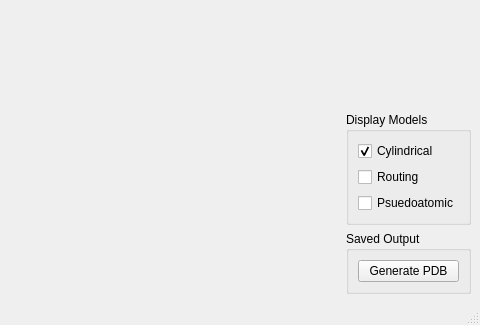
Above: ui/AthenaMainWindow.ui from lcbb/athena before the change; both pictures show x 348 to 828 and y 237 to 562 of the 828 by 562 pixel window. Below: the same form after it.
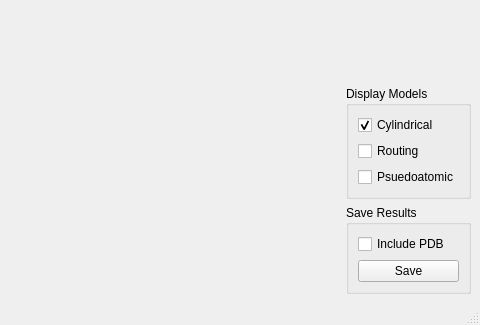
That is the form after the change. Custom widgets are drawn as their Qt base class.

```diff
--- a/ui/AthenaMainWindow.ui
+++ b/ui/AthenaMainWindow.ui
@@ -1125,13 +1125,20 @@
            <item>
             <widget class="QGroupBox" name="saveResultsBox">
              <property name="title">
-              <string>Saved Output</string>
+              <string>Save Results</string>
              </property>
              <layout class="QGridLayout" name="gridLayout_6">
-              <item row="0" column="0">
+              <item row="1" column="0">
                <widget class="QPushButton" name="saveButton">
                 <property name="text">
-                 <string>Generate PDB</string>
+                 <string>Save</string>
+                </property>
+               </widget>
+              </item>
+              <item row="0" column="0">
+               <widget class="QCheckBox" name="includePDBBox">
+                <property name="text">
+                 <string>Include PDB</string>
                 </property>
                </widget>
               </item>
```
